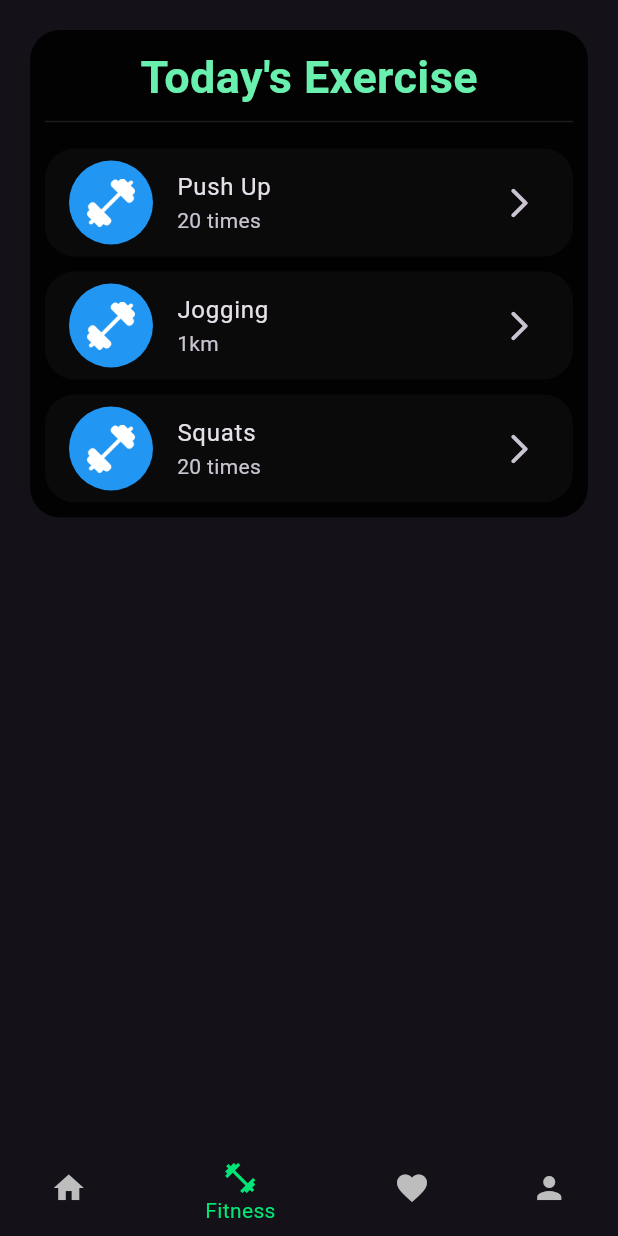
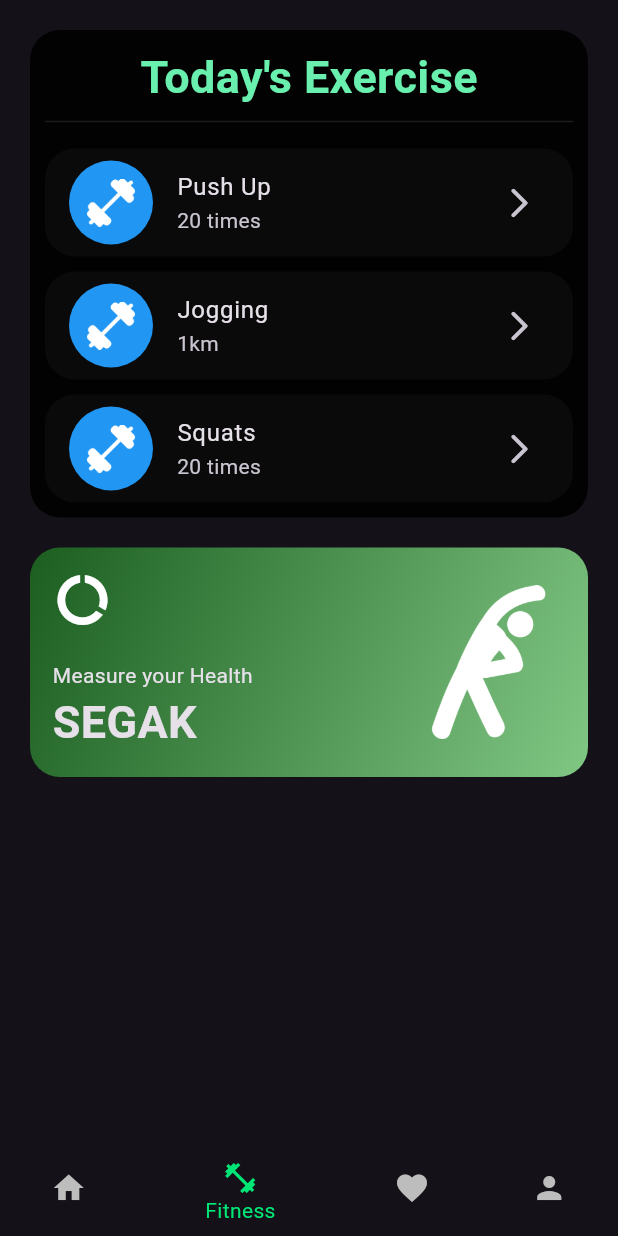
Before and after one commit to MerahRed/fitvise, a Flutter app: the screen it shows once a user with an empty profile is signed in, item 2 of the bottom bar chosen, on a phone screen of 412 x 824 dp. Run offline on Flutter 3.47's test engine with Material 3 defaults, Android fonts, the phone set to English and light mode, and no system bars; our stand-ins replace supabase_flutter; missing offline and left inert: flutter_timer_countdown; accounts and stored records are empty.

Commit message:
segak_data

```diff
--- a/lib/Pages/bmi.dart
+++ b/lib/Pages/bmi.dart
@@ -121,6 +121,7 @@ class _BmipageState extends State<Bmipage> {
                   padding: const EdgeInsets.only(left: 100, right: 100),
                   child: TextField(
                     controller: _heightController,
+                    keyboardType: TextInputType.number,
                     decoration: InputDecoration(
                       border: OutlineInputBorder(),
                       hintText: '(Cm)',
@@ -142,6 +143,7 @@ class _BmipageState extends State<Bmipage> {
                   padding: const EdgeInsets.only(left: 100, right: 100),
                   child: TextField(
                     controller: _weightController,
+                    keyboardType: TextInputType.number,
                     decoration: InputDecoration(
                       border: OutlineInputBorder(),
                       hintText: '(Kg)',
--- a/lib/Pages/fitness.dart
+++ b/lib/Pages/fitness.dart
@@ -1,37 +1,21 @@
+import 'package:FitVise/Pages/SEGAK/segakPage.dart';
 import 'package:flutter/material.dart';
 import 'package:FitVise/Global.dart';
 import 'package:FitVise/utilities/iconCard.dart';
 
-class Fitpage extends StatelessWidget {
+class Fitpage extends StatefulWidget {
   const Fitpage({super.key});
 
+  @override
+  State<Fitpage> createState() => _FitpageState();
+}
+
+class _FitpageState extends State<Fitpage> {
   @override
   Widget build(BuildContext context) {
     return Scaffold(
       body: ListView(
         children: [
-          /*Padding(
-            padding: const EdgeInsets.only(top: 20.0, left: 20, right: 20),
-            child: Container(
-              decoration: BoxDecoration(
-                borderRadius: BorderRadius.circular(20),
-                color: Colors.black87,
-              ),
-              child: Padding(
-                padding: const EdgeInsets.all(10.0),
-                child: Column(
-                  mainAxisAlignment: MainAxisAlignment.spaceBetween,
-                  children: [
-                    Icon(Icons.accessibility_rounded,
-                        color: Colors.greenAccent, size: 200),
-                    Divider(
-                      color: Colors.white10,
-                    ),
-                  ],
-                ),
-              ),
-            ),
-          ),*/
           Padding(
             padding: const EdgeInsets.only(top: 20.0, left: 20, right: 20),
             child: Container(
@@ -84,6 +68,60 @@ class Fitpage extends StatelessWidget {
               ),
             ),
           ),
+
+          //                    SEGAK
+          Padding(
+            padding: const EdgeInsets.all(20),
+            child: GestureDetector(
+              onTap: () {
+                setState(() {
+                  Navigator.push(
+                    context,
+                    MaterialPageRoute(builder: (context) => Segakpage()),
+                  );
+                });
+              },
+              child: Container(
+                decoration: BoxDecoration(
+                    borderRadius: BorderRadius.circular(20),
+                    gradient: LinearGradient(
+                        colors: [Colors.green.shade900, Colors.green.shade300],
+                        begin: Alignment.topLeft,
+                        end: Alignment.bottomRight)),
+                child: Padding(
+                  padding: EdgeInsets.all(15),
+                  child: Row(
+                    mainAxisAlignment: MainAxisAlignment.spaceBetween,
+                    children: [
+                      Column(
+                        crossAxisAlignment: CrossAxisAlignment.start,
+                        children: [
+                          Icon(
+                            Icons.data_saver_off_rounded,
+                            size: 40,
+                          ),
+                          SizedBox(
+                            height: 20,
+                          ),
+                          Text("Measure your Health"),
+                          Text(
+                            "SEGAK",
+                            style: TextStyle(
+                                fontWeight: FontWeight.bold, fontSize: 30),
+                          ),
+                        ],
+                      ),
+                      Image.asset(
+                        'lib/assets/Segak.png',
+                        scale: 5,
+                        color: Colors.white,
+                      )
+                    ],
+                  ),
+                ),
+              ),
+            ),
+          ),
         ],
       ),
     );
```
Also changed, not shown: lib/Global.dart (+31 -0 lines), lib/Pages/SEGAK/pushup.dart (added, +106 -0 lines), lib/Pages/SEGAK/segakPage.dart (+17 -6 lines), lib/Pages/SEGAK/situp.dart (renamed from lib/Pages/SEGAK/pushupPage.dart, +34 -42 lines), lib/Pages/home.dart (+1 -55 lines), lib/assets/SIT_UP.gif (added).
